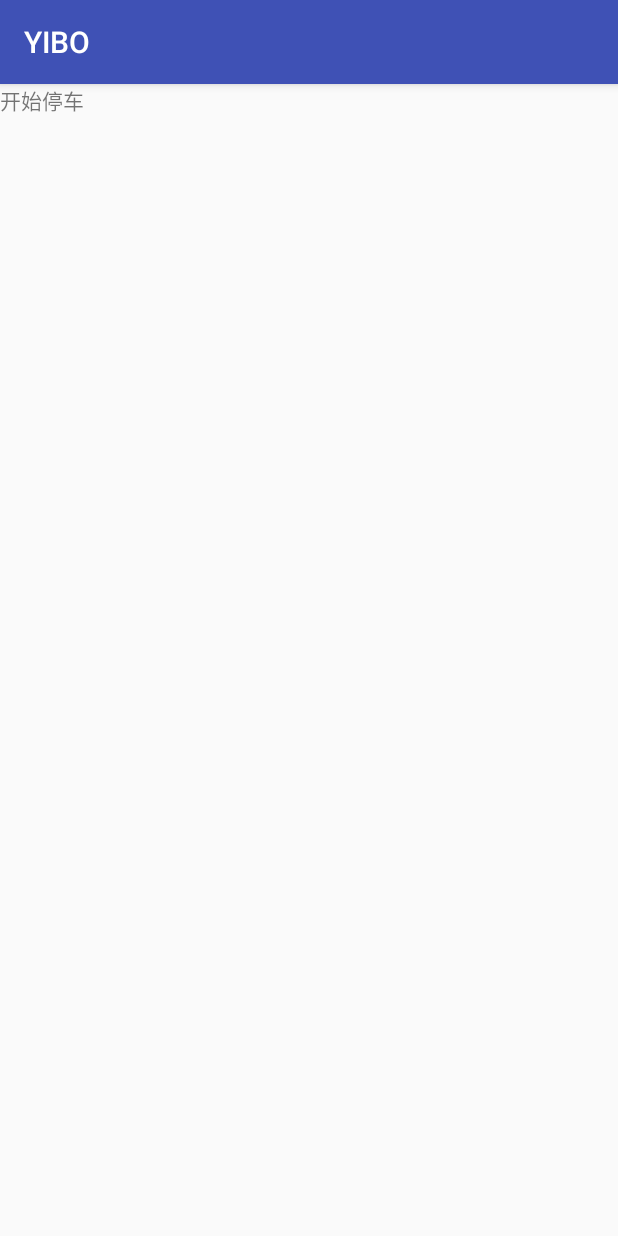
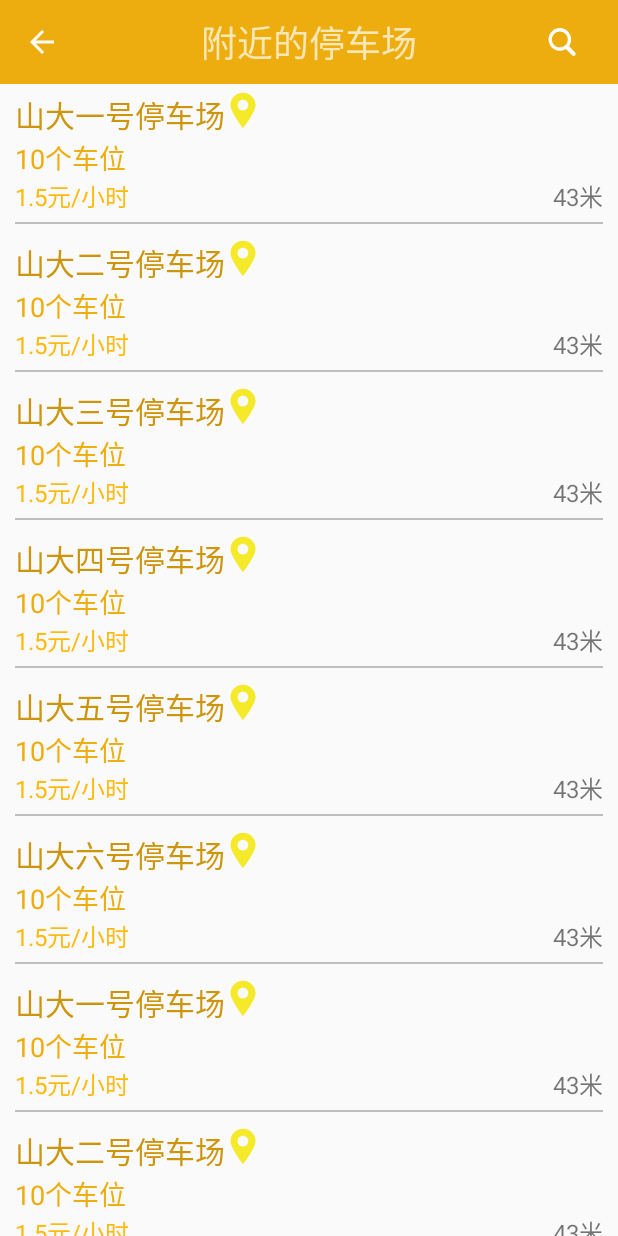
Before and after one commit to xwt909090/yibo, an Android app: the StartParkingActivity screen opened directly, with no data from a screen before it, on a phone screen of 412 x 824 dp. Run offline under Robolectric (Android 15) with nearby library versions, the phone set to English and light mode, and no system bars.

Commit message:
Second commit.（开始停车界面）

```diff
--- a/app/src/main/AndroidManifest.xml
+++ b/app/src/main/AndroidManifest.xml
@@ -32,7 +32,10 @@
                 android:name=".PersonalCenterActivity"
                 android:theme="@style/MyAppTheme">
         </activity>
-        <activity android:name=".StartParkingActivity">
+        <activity
+                android:name=".StartParkingActivity"
+                android:theme="@style/MyAppTheme"
+                android:label="附近的停车场">
         </activity>
         <activity android:name=".Splash">
             <intent-filter>
--- /dev/null
+++ b/app/src/main/java/com/example/yibo/ParkingLot.java
@@ -0,0 +1,32 @@
+package com.example.yibo;
+
+public class ParkingLot {
+
+    private String parkingLotName;
+
+    private int parkingLotSize;
+
+    private double parkingLotPrice;
+
+    private int distance;
+
+    public ParkingLot(String name, int size, double price, int dis){
+        this.parkingLotName = name;
+        this.parkingLotSize = size;
+        this.parkingLotPrice = price;
+        this.distance = dis;
+    }
+
+    public String getParkingLotName(){
+        return parkingLotName;
+    }
+    public int getParkingLotSize(){
+        return parkingLotSize;
+    }
+    public double getParkingLotPrice(){
+        return parkingLotPrice;
+    }
+    public int getDistance(){
+        return distance;
+    }
+}
--- /dev/null
+++ b/app/src/main/java/com/example/yibo/ParkingLotAdapter.java
@@ -0,0 +1,71 @@
+package com.example.yibo;
+
+import android.media.Image;
+import android.support.v7.widget.RecyclerView;
+import android.view.LayoutInflater;
+import android.view.View;
+import android.view.ViewGroup;
+import android.widget.ImageView;
+import android.widget.TextView;
+import android.widget.Toast;
+import org.w3c.dom.Text;
+
+import java.util.List;
+
+public class ParkingLotAdapter extends RecyclerView.Adapter<ParkingLotAdapter.ViewHolder> {
+
+    private List<ParkingLot> mParkingLotList;
+
+    static class ViewHolder extends RecyclerView.ViewHolder{
+        View parkingLotView;
+        TextView parkingLotName;
+        TextView parkingLotSize;
+        TextView parkingLotPrice;
+        TextView parkingLotDistance;
+        ImageView parkingLotLocation;
+
+        public ViewHolder(View view){
+            super(view);
+            parkingLotView = view;
+            parkingLotName = (TextView)view.findViewById(R.id.parking_lot_name_text);
+            parkingLotSize = (TextView)view.findViewById(R.id.parking_lot_size_text);
+            parkingLotPrice = (TextView)view.findViewById(R.id.parking_lot_price_text);
+            parkingLotDistance = (TextView)view.findViewById(R.id.parking_lot_distance_text);
+            parkingLotLocation = (ImageView)view.findViewById(R.id.parking_lot_location_image);
+        }
+    }
+
+    public ParkingLotAdapter(List<ParkingLot> parkingLotList){
+        mParkingLotList = parkingLotList;
+    }
+
+    @Override
+    public ViewHolder onCreateViewHolder(ViewGroup parent, int viewType){
+        View view = LayoutInflater.from(parent.getContext()).inflate(R.layout.parking_lot_item, parent, false);
+        //点击事件
+        final ViewHolder holder = new ViewHolder(view);
+        holder.parkingLotView.setOnClickListener(new View.OnClickListener(){
+            @Override
+            public void onClick(View v){
+                int position = holder.getAdapterPosition();
+                ParkingLot parkinglot = mParkingLotList.get(position);
+                Toast.makeText(v.getContext(), "you clicked view " + parkinglot.getParkingLotName(), Toast.LENGTH_SHORT).show();
+            }
+        });
+        return holder;
+    }
+
+    @Override
+    public void onBindViewHolder(ViewHolder holder, int position){
+        ParkingLot parkinglot = mParkingLotList.get(position);
+        holder.parkingLotName.setText(parkinglot.getParkingLotName());
+        holder.parkingLotSize.setText(parkinglot.getParkingLotSize() + "个车位");
+        holder.parkingLotPrice.setText(""+ parkinglot.getParkingLotPrice() + "元/小时");
+        holder.parkingLotDistance.setText(parkinglot.getDistance() + "米");
+    }
+
+    @Override
+    public int getItemCount(){
+        return mParkingLotList.size();
+    }
+}
--- a/app/src/main/java/com/example/yibo/StartParkingActivity.java
+++ b/app/src/main/java/com/example/yibo/StartParkingActivity.java
@@ -1,13 +1,89 @@
 package com.example.yibo;
 
+import android.graphics.Color;
+import android.os.Build;
+import android.support.design.widget.CollapsingToolbarLayout;
+import android.support.v7.app.ActionBar;
 import android.support.v7.app.AppCompatActivity;
 import android.os.Bundle;
+import android.support.v7.widget.LinearLayoutManager;
+import android.support.v7.widget.RecyclerView;
+import android.support.v7.widget.StaggeredGridLayoutManager;
+import android.support.v7.widget.Toolbar;
+import android.view.MenuItem;
+import android.view.View;
+import android.widget.ImageView;
+import android.widget.Toast;
+
+import java.util.ArrayList;
+import java.util.List;
 
 public class StartParkingActivity extends AppCompatActivity {
 
+    private List<ParkingLot> parkingLotList = new ArrayList<>();
+
+    private ImageView searchImage;
+
     @Override
     protected void onCreate(Bundle savedInstanceState) {
+        // 判断Android>5.0才能使用，使内容延伸到状态栏
+        if (Build.VERSION.SDK_INT >= 21) {
+            // 使其状态栏呈现背景色
+            getWindow().setStatusBarColor(Color.rgb(238,173,14));
+        }
         super.onCreate(savedInstanceState);
         setContentView(R.layout.activity_start_parking);
+        //引入自定义ToolBar
+        Toolbar toolbar = (Toolbar)findViewById(R.id.start_parking_toolbar);
+        setSupportActionBar(toolbar);
+        //显示返回箭头
+        ActionBar actionBar = getSupportActionBar();
+        if(actionBar != null){
+            actionBar.setDisplayShowTitleEnabled(false);        //隐藏左侧标题
+            actionBar.setDisplayHomeAsUpEnabled(true);      //显示返回箭头
+        }
+
+        initParkingLots();      //初始化停车场数据
+        RecyclerView recyclerView = (RecyclerView)findViewById(R.id.start_parking_recycler_view);
+        LinearLayoutManager layoutManager = new LinearLayoutManager(this);
+        recyclerView.setLayoutManager(layoutManager);
+        ParkingLotAdapter adapter = new ParkingLotAdapter(parkingLotList);
+        recyclerView.setAdapter(adapter);
+
+        //点击事件
+        searchImage = (ImageView)findViewById(R.id.start_parking_search_image);
+        searchImage.setOnClickListener(new View.OnClickListener(){
+            @Override
+            public void onClick(View v){
+                Toast.makeText(StartParkingActivity.this, "search", Toast.LENGTH_SHORT).show();
+            }
+        });
+    }
+    //点击返回箭头时，关闭当前活动，返回上一个活动
+    @Override
+    public boolean onOptionsItemSelected(MenuItem item){
+        switch(item.getItemId()){
+            case android.R.id.home:
+                finish();
+                return true;
+        }
+        return super.onOptionsItemSelected(item);
+    }
+    private void initParkingLots(){
+        for(int i = 0;i < 3;i++){
+            ParkingLot pl1 = new ParkingLot("山大一号停车场", 10, 1.5, 43);
+            parkingLotList.add(pl1);
+            ParkingLot pl2 = new ParkingLot("山大二号停车场", 10, 1.5, 43);
+            parkingLotList.add(pl2);
+            ParkingLot pl3 = new ParkingLot("山大三号停车场", 10, 1.5, 43);
+            parkingLotList.add(pl3);
+            ParkingLot pl4 = new ParkingLot("山大四号停车场", 10, 1.5, 43);
+            parkingLotList.add(pl4);
+            ParkingLot pl5 = new ParkingLot("山大五号停车场", 10, 1.5, 43);
+            parkingLotList.add(pl5);
+            ParkingLot pl6 = new ParkingLot("山大六号停车场", 10, 1.5, 43);
+            parkingLotList.add(pl6);
+
+        }
     }
 }
--- /dev/null
+++ b/app/src/main/res/drawable/ic_location.xml
@@ -0,0 +1,4 @@
+<vector android:height="24dp" android:viewportHeight="1024.0"
+    android:viewportWidth="1024.0" android:width="24dp" xmlns:android="http://schemas.android.com/apk/res/android">
+    <path android:fillColor="#f4ea2a" android:pathData="M512.8,1024S156.2,569 156.2,374c0,-195 159.7,-353.1 356.6,-353.1 196.9,0 356.5,158.1 356.5,353.1 -0,195 -356.5,650 -356.5,650zM509.1,223.8c-83.8,0 -151.8,67.3 -151.8,150.3 0,83 68,150.3 151.8,150.3 83.9,0 151.8,-67.3 151.8,-150.3 0,-83 -67.9,-150.3 -151.8,-150.3z"/>
+</vector>
--- /dev/null
+++ b/app/src/main/res/drawable/ic_search.xml
@@ -0,0 +1,4 @@
+<vector android:height="24dp" android:viewportHeight="1024.0"
+    android:viewportWidth="1024.0" android:width="24dp" xmlns:android="http://schemas.android.com/apk/res/android">
+    <path android:fillColor="#ffffff" android:pathData="M883.9,810.8L710.7,628.1c38.2,-52.3 59.7,-114.8 61.5,-180.9 2.3,-86 -29,-167.8 -88.2,-230.2 -59.2,-62.5 -139.2,-98.1 -225.2,-100.4 -86.1,-2.3 -167.8,29 -230.2,88.2C166.1,264 130.5,344 128.2,430c-2.3,86 29,167.8 88.2,230.2 59.2,62.5 139.2,98.1 225.2,100.4 3,0.1 5.9,0.1 8.9,0.1 62.9,0 123.2,-18 175,-51.8l173.2,182.8c11.6,12.2 27.1,18.3 42.7,18.3 14.5,0 29,-5.3 40.4,-16.1 23.4,-22.3 24.4,-59.5 2.1,-83.1zM444.1,664.4c-60.3,-1.6 -116.4,-26.6 -158,-70.5 -41.5,-43.8 -63.5,-101.2 -61.9,-161.5 1.6,-60.3 26.6,-116.4 70.5,-158 42.3,-40.1 97.2,-62 155.3,-62 2.1,0 4.2,0 6.2,0.1 60.3,1.6 116.4,26.6 158,70.5 41.5,43.8 63.5,101.2 61.9,161.5 -1.6,60.3 -26.6,116.4 -70.5,158 -43.8,41.6 -101.2,63.5 -161.5,61.9z"/>
+</vector>
--- a/app/src/main/res/layout/activity_start_parking.xml
+++ b/app/src/main/res/layout/activity_start_parking.xml
@@ -1,14 +1,39 @@
 <?xml version="1.0" encoding="utf-8"?>
 <LinearLayout xmlns:android="http://schemas.android.com/apk/res/android"
-              android:orientation="vertical"
-              android:layout_width="match_parent"
-              android:layout_height="match_parent">
+         xmlns:app="http://schemas.android.com/apk/res-auto"
+         android:layout_width="match_parent"
+         android:layout_height="match_parent"
+         android:orientation="vertical">
 
-    <TextView
-            android:id="@+id/parking_text_view"
-            android:layout_width="wrap_content"
-            android:layout_height="wrap_content"
-            android:text="开始停车"/>
+        <android.support.v7.widget.Toolbar
+                android:id="@+id/start_parking_toolbar"
+                android:layout_width="match_parent"
+                android:layout_height="?attr/actionBarSize"
+                android:background="#EEAD0E"
+                android:theme="@style/ThemeOverlay.AppCompat.Dark.ActionBar"
+                app:popupTheme="@style/ThemeOverlay.AppCompat.Light">
 
+                <TextView
+                        android:layout_width="wrap_content"
+                        android:layout_height="wrap_content"
+                        android:layout_gravity="center"
+                        android:textSize="24sp"
+                        android:text="附近的停车场"/>
+
+                <ImageView
+                        android:id="@+id/start_parking_search_image"
+                        android:layout_width="wrap_content"
+                        android:layout_height="wrap_content"
+                        android:src="@drawable/ic_search"
+                        android:layout_gravity="right"
+                        android:layout_marginRight="25dp"
+                        />
+
+        </android.support.v7.widget.Toolbar>
+
+        <android.support.v7.widget.RecyclerView
+                android:id="@+id/start_parking_recycler_view"
+                android:layout_width="match_parent"
+                android:layout_height="match_parent"/>
 
 </LinearLayout>
--- /dev/null
+++ b/app/src/main/res/layout/parking_lot_item.xml
@@ -0,0 +1,63 @@
+<?xml version="1.0" encoding="utf-8"?>
+<LinearLayout xmlns:android="http://schemas.android.com/apk/res/android"
+              android:orientation="vertical"
+              android:layout_width="match_parent"
+              android:layout_height="wrap_content"
+              android:layout_marginLeft="10dp"
+              android:layout_marginRight="10dp"
+              android:layout_marginTop="5dp"
+              android:layout_marginBottom="5dp">
+
+    <LinearLayout
+            android:layout_width="match_parent"
+            android:layout_height="wrap_content"
+            android:orientation="horizontal">
+
+        <TextView
+            android:id="@+id/parking_lot_name_text"
+            android:layout_width="wrap_content"
+            android:layout_height="wrap_content"
+            android:textSize="20sp"
+            android:textColor="#CD950C"/>
+        <ImageView
+            android:id="@+id/parking_lot_location_image"
+            android:layout_width="wrap_content"
+            android:layout_height="wrap_content"
+            android:src="@drawable/ic_location"/>
+
+    </LinearLayout>
+    <TextView
+            android:id="@+id/parking_lot_size_text"
+            android:layout_width="wrap_content"
+            android:layout_height="wrap_content"
+            android:textSize="18sp"
+            android:textColor="#EEAD0E"/>
+
+    <FrameLayout
+            android:layout_width="match_parent"
+            android:layout_height="wrap_content">
+
+        <TextView
+                android:id="@+id/parking_lot_price_text"
+                android:layout_width="wrap_content"
+                android:layout_height="wrap_content"
+                android:textSize="16sp"
+                android:textColor="#FFB90F"
+                android:layout_gravity="left"/>
+
+        <TextView
+                android:id="@+id/parking_lot_distance_text"
+                android:layout_width="wrap_content"
+                android:layout_height="wrap_content"
+                android:textSize="16sp"
+                android:layout_gravity="right"/>
+
+    </FrameLayout>
+
+    <ImageView
+            android:layout_width="fill_parent"
+            android:layout_height="1dp"
+            android:background="#BEBEBE"
+            android:layout_marginTop="5dp"/>
+
+</LinearLayout>
```
Also changed, not shown: app/src/main/java/com/example/yibo/Car.java (added, +13 -0 lines), app/src/main/java/com/example/yibo/CarAdapter.java (added, +49 -0 lines), app/src/main/java/com/example/yibo/LoginAndRegisterActivity.java (+19 -0 lines), app/src/main/java/com/example/yibo/MyCarsActivity.java (+21 -8 lines), app/src/main/res/layout/activity_my_cars.xml (+3 -6 lines), app/src/main/res/layout/car_item.xml (added, +14 -0 lines).
